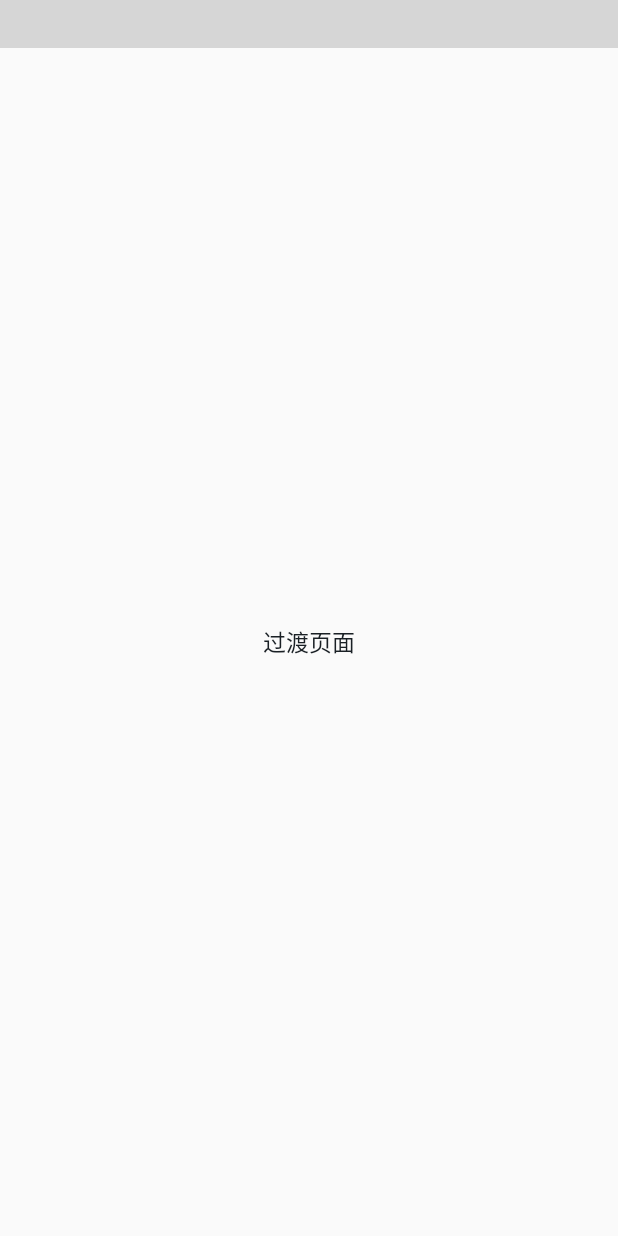
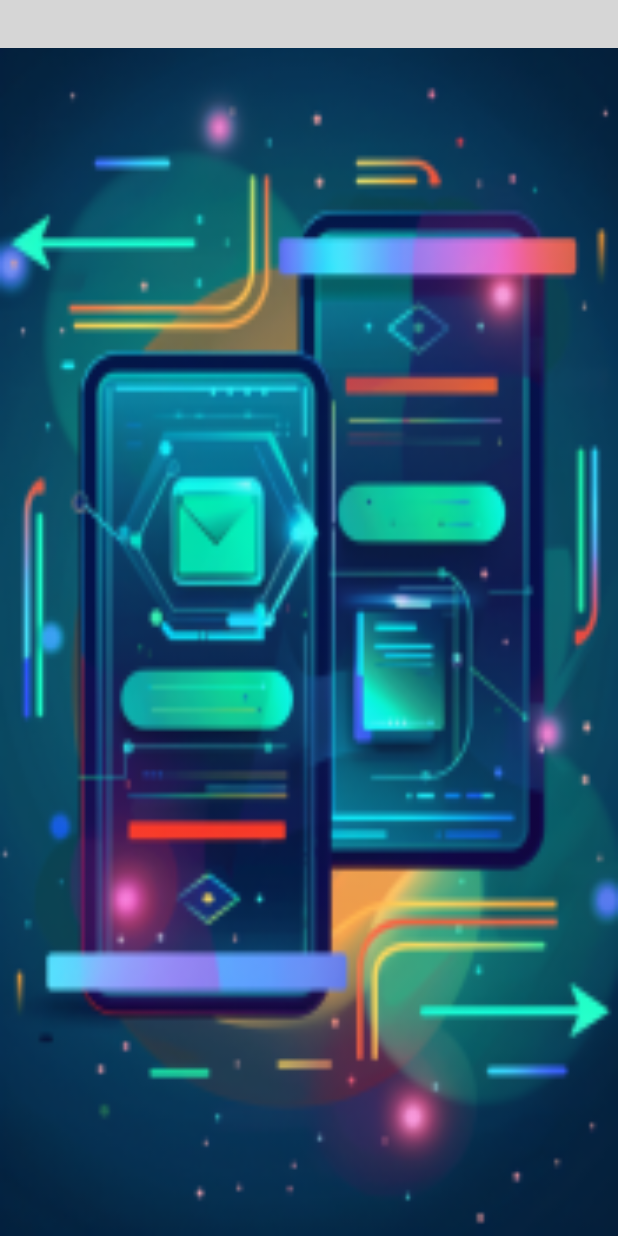
Before and after one commit to dora4/dora_samples, an Android app: the layout activity_extras.xml on its own in the app's theme, with its tools: preview values and no code run, on a phone screen of 412 x 824 dp. Run offline under Robolectric (Android 15) with nearby library versions, the phone set to English and light mode, and no system bars; plain views replace DoraTitleBar; grey boxes are pictures that could not be loaded.

Commit message:
添加一些封面和插画图片

```diff
--- a/app/build.gradle.kts
+++ b/app/build.gradle.kts
@@ -13,8 +13,8 @@ android {
     defaultConfig {
         minSdk = 23
         targetSdk = 34
-        versionCode = 31
-        versionName = "1.4.15"
+        versionCode = 32
+        versionName = "1.5.0"
         applicationId = "com.example.dora"
         // 21以上虚拟机天然支持multidex
         multiDexEnabled = true
--- a/app/src/main/res/layout/activity_menu_list.xml
+++ b/app/src/main/res/layout/activity_menu_list.xml
@@ -23,6 +23,11 @@
             app:dview_title="@string/app_name"
             app:dview_isShowBackIcon="false"
             android:background="@color/colorPrimary"/>
+
+        <androidx.appcompat.widget.AppCompatImageView
+            android:layout_width="match_parent"
+            android:layout_height="wrap_content"
+            android:background="@drawable/cover_banner"/>
         <androidx.recyclerview.widget.RecyclerView
             android:id="@+id/rv_menu_list"
             android:layout_width="match_parent"
--- a/dora/src/main/res/layout/activity_crash.xml
+++ b/dora/src/main/res/layout/activity_crash.xml
@@ -22,6 +22,10 @@
             android:background="@color/colorPrimary"
             app:dview_title="@string/common_title" />
 
+        <androidx.appcompat.widget.AppCompatImageView
+            android:layout_width="match_parent"
+            android:layout_height="wrap_content"
+            android:background="@drawable/crash_log_report_file"/>
         <LinearLayout
             android:layout_width="match_parent"
             android:layout_height="wrap_content"
--- a/dora/src/main/res/layout/activity_extras.xml
+++ b/dora/src/main/res/layout/activity_extras.xml
@@ -19,15 +19,9 @@
             android:layout_height="wrap_content"
             app:dview_title="@string/common_title"
             android:background="@color/colorPrimary"/>
-        <RelativeLayout
+        <androidx.appcompat.widget.AppCompatImageView
             android:layout_width="match_parent"
-            android:layout_height="match_parent">
-            <TextView
-                android:layout_width="wrap_content"
-                android:layout_height="wrap_content"
-                android:layout_centerInParent="true"
-                android:text="过渡页面"
-                style="@style/ThemeTextNormal"/>
-        </RelativeLayout>
+            android:layout_height="match_parent"
+            android:background="@drawable/transition_page"/>
     </LinearLayout>
 </layout>
--- a/dora/src/main/res/layout/activity_introduce.xml
+++ b/dora/src/main/res/layout/activity_introduce.xml
@@ -21,6 +21,10 @@
             android:layout_height="wrap_content"
             app:dview_title="@string/common_title"
             android:background="@color/colorPrimary"/>
+        <androidx.appcompat.widget.AppCompatImageView
+            android:layout_width="match_parent"
+            android:layout_height="wrap_content"
+            android:background="@drawable/playground"/>
         <RelativeLayout
             android:layout_width="match_parent"
             android:layout_height="match_parent"
--- a/dora/src/main/res/layout/activity_route.xml
+++ b/dora/src/main/res/layout/activity_route.xml
@@ -19,6 +19,10 @@
             android:layout_height="wrap_content"
             android:background="@color/colorPrimary"
             app:dview_title="@string/common_title" />
+        <androidx.appcompat.widget.AppCompatImageView
+            android:layout_width="match_parent"
+            android:layout_height="wrap_content"
+            android:background="@drawable/modular_routing_architecture"/>
 
         <TextView
             android:id="@+id/tv_summary"
--- a/dora/src/main/res/layout/activity_tips.xml
+++ b/dora/src/main/res/layout/activity_tips.xml
@@ -19,6 +19,10 @@
             android:background="@color/colorPrimary"
             app:dview_title="@string/common_title" />
 
+        <androidx.appcompat.widget.AppCompatImageView
+            android:layout_width="match_parent"
+            android:layout_height="wrap_content"
+            android:background="@drawable/auto_thread_switching_with_toast"/>
         <TextView
             android:id="@+id/tv_summary"
             style="@style/ThemeTextNormal"
```
Also changed, not shown: dora/src/main/res/layout/activity_rsa.xml (+7 -0 lines), app/src/main/res/drawable-xxxhdpi/cover_banner.webp (added), dora/src/main/res/drawable-xxxhdpi/auto_thread_switching_with_toast.webp (added), dora/src/main/res/drawable-xxxhdpi/modular_routing_architecture.webp (added), dora/src/main/res/drawable-xxxhdpi/rsa_crypto.webp (added), dora/src/main/res/drawable-xxxhdpi/transition_page.webp (added), 2 other files.
